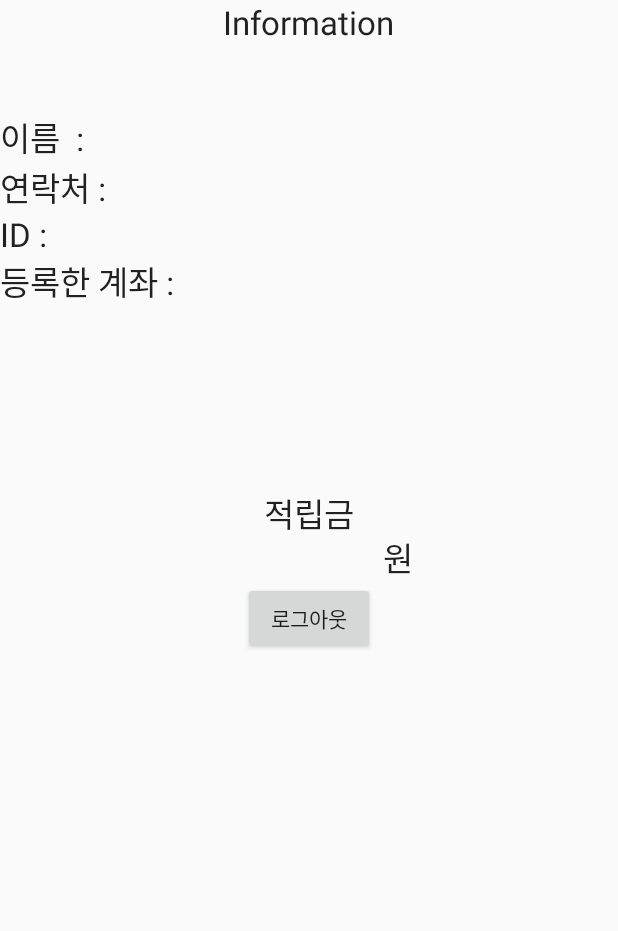
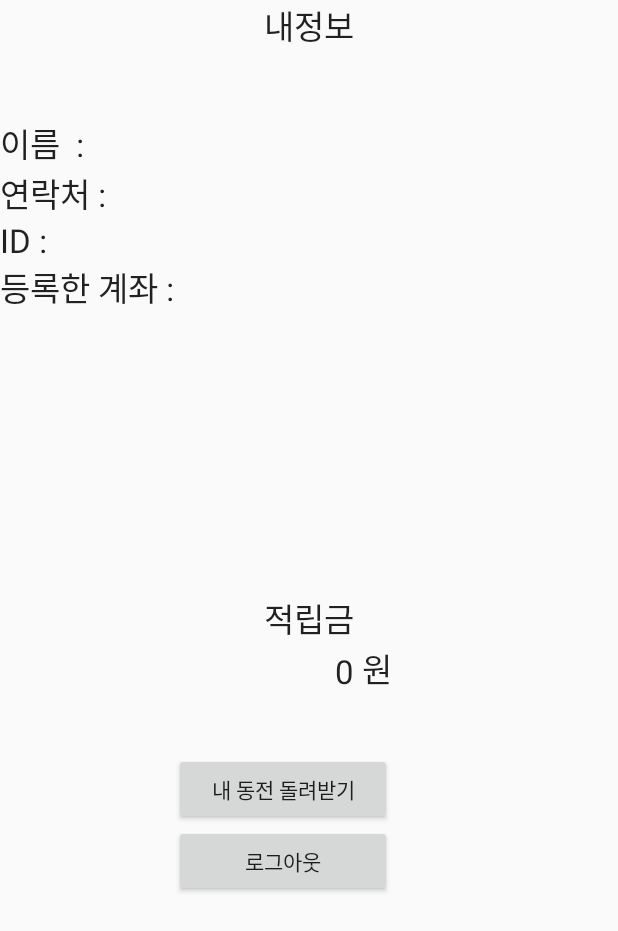
Before and after one commit to kstghkm/Piggy_B, an Android app: the DisplayInfo screen opened directly, with no data from a screen before it, on a phone screen of 412 x 824 dp. Shown: the top 931 px of the screen. Run offline under Robolectric (Android 15) with nearby library versions, the phone set to English and light mode, and no system bars.

Commit message:
환급 기능 추가

```diff
--- a/Piggy-B/app/src/main/java/company/co/kr/piggy_b/Register.java
+++ b/Piggy-B/app/src/main/java/company/co/kr/piggy_b/Register.java
@@ -30,6 +30,7 @@ public class Register extends Activity implements AdapterView.OnItemSelectedList
         etconfirm_password = (EditText)findViewById(R.id.ETpass2);
         spinner = (Spinner)findViewById(R.id.spinner);
         etaccount = (EditText)findViewById(R.id.ETaccount);
+
         //은행 선택 spinner
         ArrayAdapter adapter = ArrayAdapter.createFromResource(this, R.array.bank_list, android.R.layout.simple_spinner_item);
         adapter.setDropDownViewResource(android.R.layout.simple_spinner_dropdown_item);
@@ -52,9 +53,10 @@ public class Register extends Activity implements AdapterView.OnItemSelectedList
 
     @Override
     public void onNothingSelected(AdapterView<?> parent) {
+        Toast.makeText(this, "은행을 선택하세요", Toast.LENGTH_SHORT).show();
     }
 
-
+    // 회원가입클릭시
     public void onRegisterClick(View view){
 
         String str_name = etname.getText().toString();
--- a/Piggy-B/app/src/main/java/company/co/kr/piggy_b/ServerRequests.java
+++ b/Piggy-B/app/src/main/java/company/co/kr/piggy_b/ServerRequests.java
@@ -112,6 +112,8 @@ public class ServerRequests {
             super.onPostExecute(aVoid);
         }
     }
+
+    // mySQL에 저장된 사용자의 동전 정보를 갱신
     public class UpdateDataAsyncTask extends AsyncTask<Void, Void, Void> {
         UserInfo userInfo;
         GetUserCallback callback;
@@ -140,7 +142,7 @@ public class ServerRequests {
 
             // php 파일 경로 설정
             HttpPost post = new HttpPost(SERVER_ADDRESS+"/UpdateCoin.php");
-
+            boolean complete = false;
             try {
                 post.setEntity(new UrlEncodedFormEntity(data_to_send));
                 client.execute(post);
@@ -160,6 +162,8 @@ public class ServerRequests {
             super.onPostExecute(aVoid);
         }
     }
+
+    // 로그인시 mySQL DB서버에 저장된 사용자 정보 가져오기
     public class FetchDataAsyncTask extends AsyncTask<Void, Void, UserInfo>{
         UserInfo userInfo;
         GetUserCallback callback;
--- a/Piggy-B/app/src/main/java/company/co/kr/piggy_b/UserInfo.java
+++ b/Piggy-B/app/src/main/java/company/co/kr/piggy_b/UserInfo.java
@@ -26,6 +26,9 @@ public class UserInfo {
     public void update_User_coin(int coin){
         this.coin = this.coin + coin;
     }
+    public void refund_User_Coin(){
+        this.coin = 0;
+    }
 
     public int getCoin(){
         int coin = this.coin;
--- a/Piggy-B/app/src/main/res/layout/display_info.xml
+++ b/Piggy-B/app/src/main/res/layout/display_info.xml
@@ -7,7 +7,7 @@
         android:layout_width="wrap_content"
         android:layout_height="wrap_content"
         android:textAppearance="?android:attr/textAppearanceLarge"
-        android:text="Information"
+        android:text="내정보"
         android:id="@+id/textView9"
         android:layout_alignParentTop="true"
         android:layout_centerHorizontal="true" />
@@ -91,18 +91,19 @@
         android:layout_height="wrap_content"
         android:text="로그아웃"
         android:id="@+id/bLogout"
-        android:layout_centerVertical="true"
-        android:layout_centerHorizontal="true"
-        android:onClick="onLogoutClick" />
+        android:onClick="onLogoutClick"
+        android:layout_below="@+id/bReturn"
+        android:layout_alignStart="@+id/bReturn"
+        android:layout_alignEnd="@+id/bReturn" />
 
     <TextView
         android:layout_width="wrap_content"
         android:layout_height="wrap_content"
         android:textAppearance="?android:attr/textAppearanceLarge"
         android:id="@+id/show_coin"
-        android:layout_above="@+id/bLogout"
-        android:layout_alignEnd="@+id/textView9"
-        android:layout_alignStart="@+id/show_account" />
+        android:text = "0"
+        android:layout_alignBottom="@+id/textView14"
+        android:layout_alignEnd="@+id/textView11" />
 
     <TextView
         android:layout_width="wrap_content"
@@ -110,7 +111,7 @@
         android:textAppearance="?android:attr/textAppearanceLarge"
         android:text="적립금"
         android:id="@+id/textView11"
-        android:layout_above="@+id/show_coin"
+        android:layout_centerVertical="true"
         android:layout_centerHorizontal="true" />
 
     <TextView
@@ -119,6 +120,17 @@
         android:textAppearance="?android:attr/textAppearanceLarge"
         android:text=" 원"
         android:id="@+id/textView14"
-        android:layout_above="@+id/bLogout"
-        android:layout_toEndOf="@+id/bLogout" />
+        android:layout_below="@+id/textView11"
+        android:layout_toEndOf="@+id/show_coin" />
+
+    <Button
+        android:layout_width="wrap_content"
+        android:layout_height="wrap_content"
+        android:text="내 동전 돌려받기"
+        android:id="@+id/bReturn"
+        android:layout_marginTop="40dp"
+        android:layout_below="@+id/textView14"
+        android:layout_alignEnd="@+id/textView14"
+        android:layout_toEndOf="@+id/textView16"
+        android:onClick="onRefundClick" />
 </RelativeLayout>
```
Also changed, not shown: Piggy-B/app/src/main/AndroidManifest.xml (+16 -11 lines), Piggy-B/app/src/main/java/company/co/kr/piggy_b/DisplayInfo.java (+40 -7 lines).
